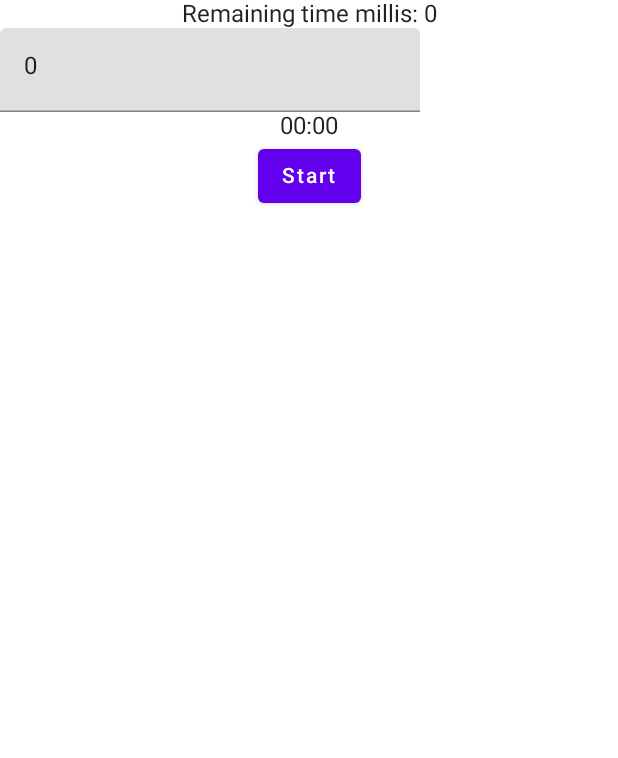
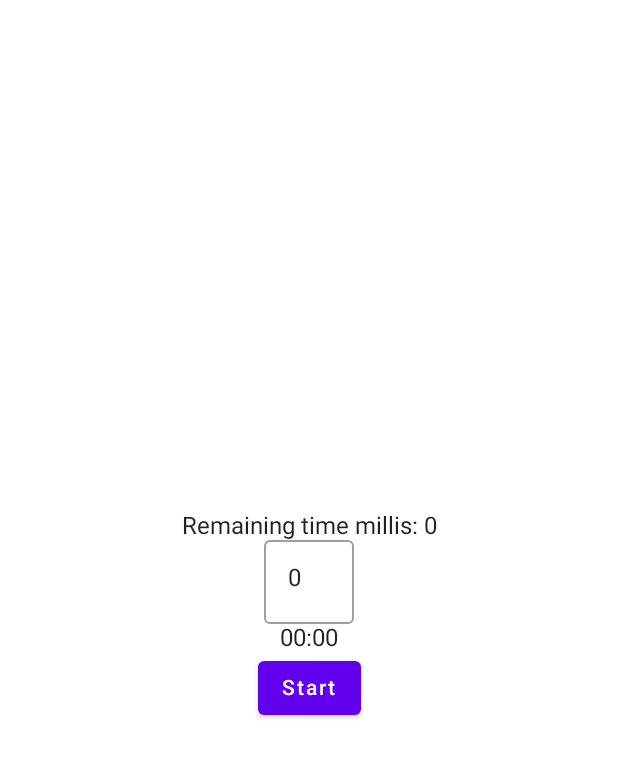
Before and after one commit to kdreamix/ComposeCountdownTimerApp, an Android app built with Jetpack Compose: the composable CountDownScreen shown on its own in the app's theme, on a phone screen of 412 x 824 dp. Shown: the top 758 px of the screen. Run offline under Robolectric (Android 15) with nearby library versions, the phone set to English and light mode, and no system bars.

Commit message:
timer hack

```diff
--- a/app/src/main/java/com/example/androiddevchallenge/CountdownViewModel.kt
+++ b/app/src/main/java/com/example/androiddevchallenge/CountdownViewModel.kt
@@ -17,9 +17,8 @@ package com.example.androiddevchallenge
 
 import android.os.CountDownTimer
 import androidx.lifecycle.ViewModel
-import androidx.lifecycle.viewModelScope
+import kotlinx.coroutines.delay
 import kotlinx.coroutines.flow.MutableStateFlow
-import kotlinx.coroutines.launch
 
 enum class TimerState {
     Uninitialized,
@@ -36,14 +35,12 @@ class CountdownViewModel : ViewModel() {
 
     val timerStateFlow = MutableStateFlow(TimerState.Uninitialized)
 
-    fun start(timeInFuture: Long = remainingTimeStateFlow.value, interval: Long = 1L) {
+    fun start(timeInFuture: Long = remainingTimeStateFlow.value, interval: Long = 1000L) {
         timerStateFlow.value = TimerState.InProgress
-
+        remainingTimeStateFlow.value = timeInFuture
         timer = object : CountDownTimer(timeInFuture, interval) {
             override fun onTick(millisUntilFinished: Long) {
-                viewModelScope.launch {
-                    remainingTimeStateFlow.emit(millisUntilFinished)
-                }
+                remainingTimeStateFlow.value = remainingTimeStateFlow.value - interval
             }
 
             override fun onFinish() {
--- a/app/src/main/java/com/example/androiddevchallenge/ui/CountDownScreen.kt
+++ b/app/src/main/java/com/example/androiddevchallenge/ui/CountDownScreen.kt
@@ -17,13 +17,16 @@ package com.example.androiddevchallenge.ui
 
 import androidx.compose.animation.AnimatedVisibility
 import androidx.compose.animation.ExperimentalAnimationApi
+import androidx.compose.foundation.layout.Arrangement
+import androidx.compose.foundation.layout.Box
 import androidx.compose.foundation.layout.Column
+import androidx.compose.foundation.layout.fillMaxSize
 import androidx.compose.foundation.layout.fillMaxWidth
-import androidx.compose.foundation.layout.wrapContentSize
+import androidx.compose.foundation.layout.width
 import androidx.compose.foundation.text.KeyboardOptions
 import androidx.compose.material.Button
+import androidx.compose.material.OutlinedTextField
 import androidx.compose.material.Text
-import androidx.compose.material.TextField
 import androidx.compose.runtime.Composable
 import androidx.compose.runtime.collectAsState
 import androidx.compose.runtime.getValue
@@ -33,6 +36,7 @@ import androidx.compose.runtime.setValue
 import androidx.compose.ui.Alignment
 import androidx.compose.ui.Modifier
 import androidx.compose.ui.text.input.KeyboardType
+import androidx.compose.ui.unit.dp
 import androidx.lifecycle.viewmodel.compose.viewModel
 import com.example.androiddevchallenge.CountdownViewModel
 import com.example.androiddevchallenge.TimerState
@@ -52,7 +56,6 @@ fun InputRow(
     seconds: Int,
     onSecondsChange: (String) -> Unit
 ) {
-    Column(modifier = Modifier.fillMaxWidth()) {
     CountDownInput(
         value = seconds.toString(),
         onValueChange = {
@@ -60,7 +63,6 @@ fun InputRow(
         },
         state = state,
     )
-    }
 }
 
 @Composable
@@ -75,16 +77,19 @@ fun CountDownInput(
     onValueChange: (String) -> Unit,
     state: TimerState,
 ) {
-    TextField(
+    Box(modifier = Modifier.width(60.dp)) {
+        OutlinedTextField(
             value = value,
             onValueChange = {
                 onValueChange(it)
             },
-        modifier = Modifier.wrapContentSize(),
+            modifier = Modifier.fillMaxWidth(),
             enabled = state != TimerState.InProgress,
-        keyboardOptions = KeyboardOptions(keyboardType = KeyboardType.Number)
+            keyboardOptions = KeyboardOptions(keyboardType = KeyboardType.Number),
+            maxLines = 1
 
         )
+    }
 }
 
 @OptIn(ExperimentalTime::class)
@@ -93,13 +98,18 @@ fun CountDownScreen(viewModel: CountdownViewModel = viewModel()) {
     val timerState: TimerState by viewModel.timerStateFlow.collectAsState(TimerState.Uninitialized)
     var seconds by remember { mutableStateOf(0) }
 
-    Column(horizontalAlignment = Alignment.CenterHorizontally) {
+    Box(modifier = Modifier.fillMaxSize()) {
+        Column(
+            horizontalAlignment = Alignment.CenterHorizontally,
+            verticalArrangement = Arrangement.Center,
+            modifier = Modifier.fillMaxSize()
+        ) {
             RemainingTimeDebugText()
             InputRow(timerState, seconds, onSecondsChange = { seconds = it.toInt() })
             TimeDisplayRow()
             StartButton(
                 timerState = timerState,
-            onClick = { viewModel.start(seconds.seconds.toLongMilliseconds()) }
+                onClick = { viewModel.start((seconds.seconds + 1.seconds).toLongMilliseconds()) }
             )
             PauseResumeToggle(
                 timerState = timerState,
@@ -114,6 +124,7 @@ fun CountDownScreen(viewModel: CountdownViewModel = viewModel()) {
                 timerState = timerState,
                 onClick = { viewModel.clear() }
             )
+        }
     }
 }
 
```
Lines whose indentation alone changed are shown as unchanged.
